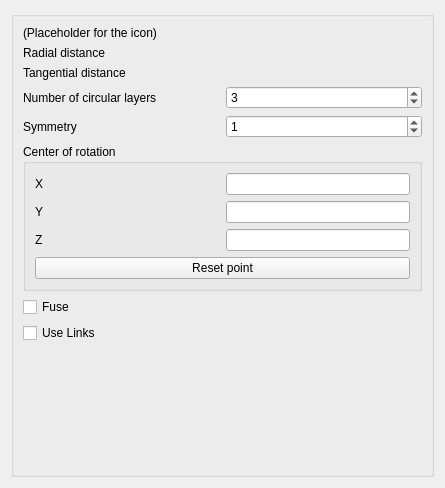
First picture: the form in src/Mod/Draft/Resources/ui/TaskPanel_CircularArray.ui, repository berndhahnebach/All_FreeCAD, before the edit.
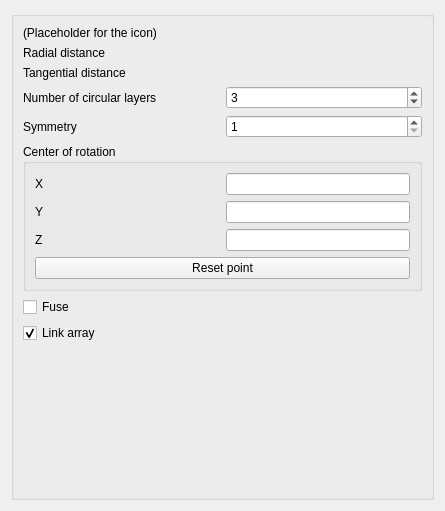
Second picture: the form after the edit. Custom widgets are drawn as their Qt base class.

Commit message:
Draft: circulararray .ui file, Link array by default
Also small additions to the tooltips.

```diff
--- a/src/Mod/Draft/Resources/ui/TaskPanel_CircularArray.ui
+++ b/src/Mod/Draft/Resources/ui/TaskPanel_CircularArray.ui
@@ -7,7 +7,7 @@
     <x>0</x>
     <y>0</y>
     <width>445</width>
-    <height>488</height>
+    <height>511</height>
    </rect>
   </property>
   <property name="sizePolicy">
@@ -155,7 +155,10 @@
            <string>If checked, the resulting objects in the array will be Links instead of simple copies</string>
           </property>
           <property name="text">
-           <string>Use Links</string>
+           <string>Link array</string>
+          </property>
+          <property name="checked">
+           <bool>true</bool>
           </property>
          </widget>
         </item>
@@ -212,7 +215,10 @@
         <item row="3" column="1">
          <widget class="QSpinBox" name="spinbox_symmetry">
           <property name="toolTip">
-           <string>Number that controls how the objects will be distributed</string>
+           <string>The number of symmetry lines in the circular array.</string>
+          </property>
+          <property name="minimum">
+           <number>1</number>
           </property>
           <property name="value">
            <number>1</number>
```
Left out of the diff: 32 changed lines with no effect on the pictures.
